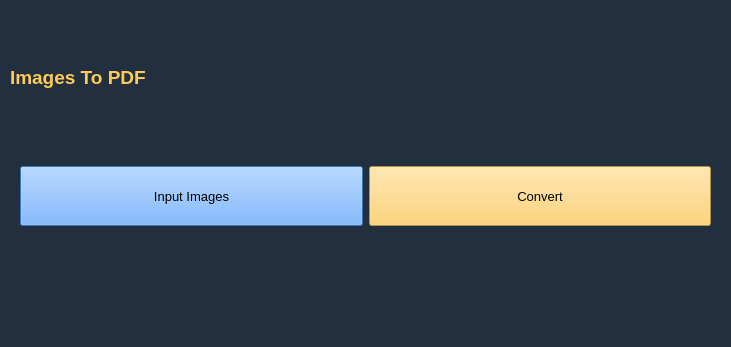
The window that ui.ui (shervin-j/Image2PDF) describes before a commit, drawn with Qt 5.
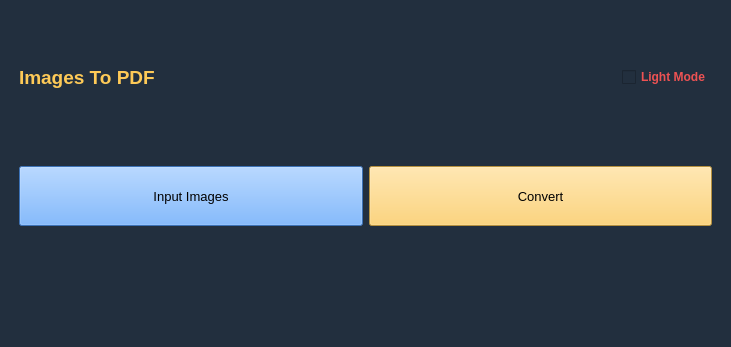
The same window after the commit.

Commit message: ui code generated in ui.py, light mode added

```diff
--- a/ui.ui
+++ b/ui.ui
@@ -18,18 +18,41 @@
   </property>
   <widget class="QWidget" name="centralwidget">
    <layout class="QGridLayout" name="gridLayout_2" rowstretch="3,2,2">
+    <item row="0" column="0">
+     <layout class="QGridLayout" name="gridLayout_3" columnstretch="3,3,1">
     <property name="leftMargin">
      <number>10</number>
     </property>
-    <property name="topMargin">
-     <number>10</number>
-    </property>
-    <property name="rightMargin">
-     <number>10</number>
-    </property>
-    <property name="bottomMargin">
-     <number>10</number>
-    </property>
+      <item row="0" column="2">
+       <widget class="QCheckBox" name="light_mode_checkBox">
+        <property name="sizePolicy">
+         <sizepolicy hsizetype="Minimum" vsizetype="Minimum">
+          <horstretch>0</horstretch>
+          <verstretch>0</verstretch>
+         </sizepolicy>
+        </property>
+        <property name="maximumSize">
+         <size>
+          <width>16777215</width>
+          <height>250</height>
+         </size>
+        </property>
+        <property name="font">
+         <font>
+          <family>Arial</family>
+          <weight>75</weight>
+          <bold>true</bold>
+         </font>
+        </property>
+        <property name="styleSheet">
+         <string notr="true">color: rgb(238, 82, 83);
+</string>
+        </property>
+        <property name="text">
+         <string>Light Mode</string>
+        </property>
+       </widget>
+      </item>
     <item row="0" column="0">
      <widget class="QLabel" name="label">
       <property name="sizePolicy">
@@ -69,6 +92,21 @@
        <string>Images To PDF</string>
       </property>
      </widget>
+      </item>
+      <item row="0" column="1">
+       <spacer name="horizontalSpacer">
+        <property name="orientation">
+         <enum>Qt::Horizontal</enum>
+        </property>
+        <property name="sizeHint" stdset="0">
+         <size>
+          <width>40</width>
+          <height>20</height>
+         </size>
+        </property>
+       </spacer>
+      </item>
+     </layout>
     </item>
     <item row="1" column="0">
      <layout class="QGridLayout" name="gridLayout">
```
Lines whose indentation alone changed are shown as unchanged. The commit also changes 3 other files.
